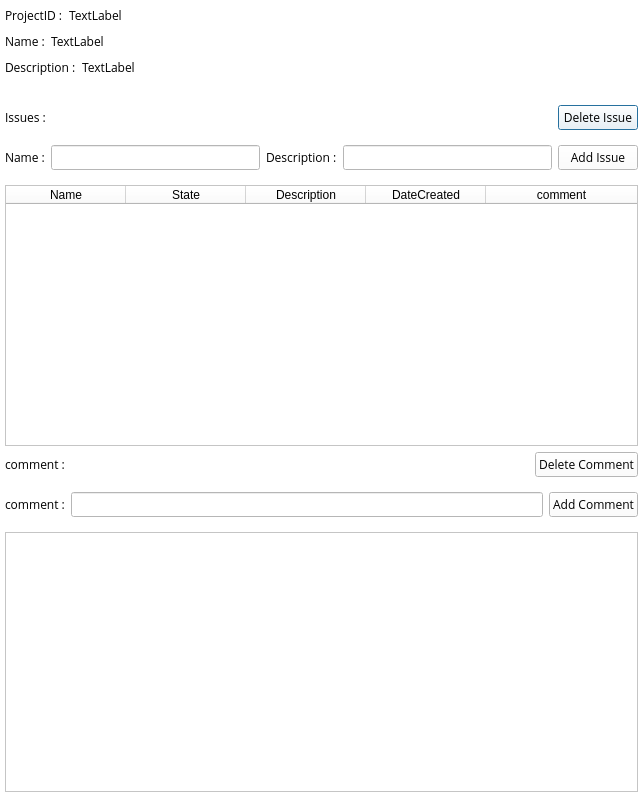
Above: proj_detail.ui from PROMLEE/Issue-Station before the change. Below: the same form after it.
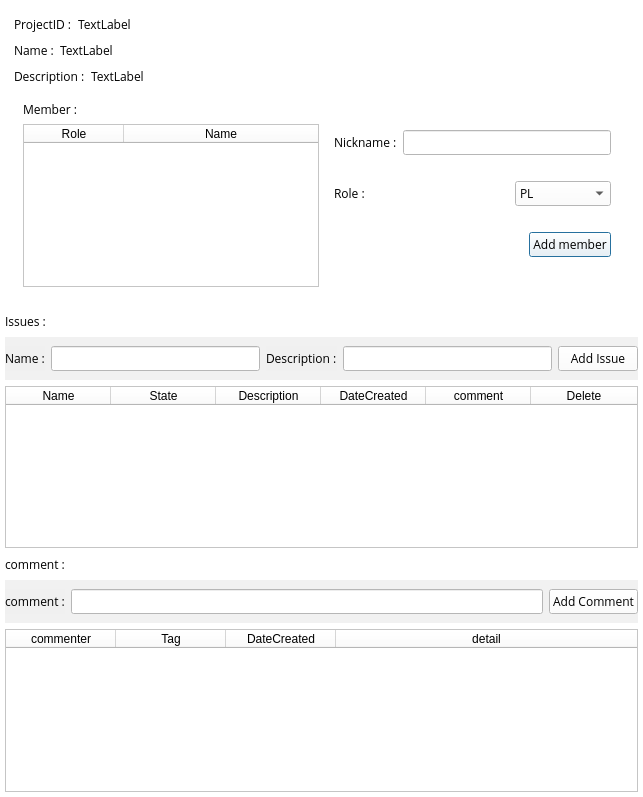
That is the form after the change.

Commit message: 이슈,코멘트만 남음

```diff
--- a/proj_detail.ui
+++ b/proj_detail.ui
@@ -42,10 +42,7 @@
      <property name="styleSheet">
       <string notr="true">background-color: #fff;</string>
      </property>
-     <layout class="QVBoxLayout" name="verticalLayout">
-      <property name="spacing">
-       <number>6</number>
-      </property>
+     <layout class="QGridLayout" name="gridLayout_2">
       <property name="leftMargin">
        <number>5</number>
       </property>
@@ -58,7 +55,49 @@
       <property name="bottomMargin">
        <number>5</number>
       </property>
+      <item row="2" column="0">
+       <layout class="QHBoxLayout" name="horizontalLayout_4">
       <item>
+         <widget class="QLabel" name="label_7">
+          <property name="font">
+           <font>
+            <family>Open Sans</family>
+           </font>
+          </property>
+          <property name="text">
+           <string>Issues :</string>
+          </property>
+         </widget>
+        </item>
+        <item>
+         <spacer name="horizontalSpacer_2">
+          <property name="orientation">
+           <enum>Qt::Horizontal</enum>
+          </property>
+          <property name="sizeHint" stdset="0">
+           <size>
+            <width>40</width>
+            <height>20</height>
+           </size>
+          </property>
+         </spacer>
+        </item>
+       </layout>
+      </item>
+      <item row="0" column="0">
+       <widget class="QWidget" name="widget_5" native="true">
+        <property name="styleSheet">
+         <string notr="true">QWidget#widget_5{
+	background-color: '#d5dee8';
+	border: none;
+	border-radius: 10px;
+}
+QWidget#widget_5 QLabel{
+	background-color: '#d5dee8';
+}</string>
+        </property>
+        <layout class="QGridLayout" name="gridLayout_3">
+         <item row="0" column="0">
        <layout class="QHBoxLayout" name="horizontalLayout">
         <item>
          <widget class="QLabel" name="label_6">
@@ -99,8 +138,8 @@
         </item>
        </layout>
       </item>
-      <item>
-       <layout class="QHBoxLayout" name="horizontalLayout_5">
+         <item row="1" column="0">
+          <layout class="QVBoxLayout" name="verticalLayout">
         <item>
          <layout class="QHBoxLayout" name="horizontalLayout_2">
           <item>
@@ -127,8 +166,6 @@
             </property>
            </widget>
           </item>
-         </layout>
-        </item>
         <item>
          <spacer name="horizontalSpacer_4">
           <property name="orientation">
@@ -144,7 +181,9 @@
         </item>
        </layout>
       </item>
-      <item>
+          </layout>
+         </item>
+         <item row="2" column="0">
        <layout class="QHBoxLayout" name="horizontalLayout_3">
         <item>
          <widget class="QLabel" name="label_4">
@@ -185,56 +224,169 @@
         </item>
        </layout>
       </item>
+         <item row="3" column="0">
+          <widget class="QWidget" name="widget_4" native="true">
+           <property name="styleSheet">
+            <string notr="true">QWidget#widget_4{
+	background-color: '#d5dee8';
+}</string>
+           </property>
+           <layout class="QGridLayout" name="gridLayout_4">
+            <item row="0" column="1">
+             <widget class="QWidget" name="widget_6" native="true">
+              <property name="styleSheet">
+               <string notr="true">QWidget#widget_6 {
+	background-color: 'white';
+	border-radius: 10px;
+}
+QWidget#widget_6 QLabel{
+	background-color: 'white';
+}
+QWidget#widget_6 QPushButton {
+	background-color: '#d5dee8';
+}
+</string>
+              </property>
+              <layout class="QVBoxLayout" name="verticalLayout_3">
+               <item>
+                <layout class="QHBoxLayout" name="horizontalLayout_5">
+                 <item>
+                  <widget class="QLabel" name="label_10">
+                   <property name="text">
+                    <string>Nickname :</string>
+                   </property>
+                  </widget>
+                 </item>
+                 <item>
+                  <widget class="QLineEdit" name="member_nickname"/>
+                 </item>
+                </layout>
+               </item>
+               <item>
+                <layout class="QHBoxLayout" name="horizontalLayout_9">
+                 <item>
+                  <widget class="QLabel" name="label_11">
+                   <property name="text">
+                    <string>Role :</string>
+                   </property>
+                  </widget>
+                 </item>
+                 <item>
+                  <spacer name="horizontalSpacer_7">
+                   <property name="orientation">
+                    <enum>Qt::Horizontal</enum>
+                   </property>
+                   <property name="sizeHint" stdset="0">
+                    <size>
+                     <width>40</width>
+                     <height>20</height>
+                    </size>
+                   </property>
+                  </spacer>
+                 </item>
+                 <item>
+                  <widget class="QComboBox" name="member_role">
+                   <item>
+                    <property name="text">
+                     <string>PL</string>
+                    </property>
+                   </item>
+                   <item>
+                    <property name="text">
+                     <string>TESTER</string>
+                    </property>
+                   </item>
+                   <item>
+                    <property name="text">
+                     <string>DEVELOPER</string>
+                    </property>
+                   </item>
+                  </widget>
+                 </item>
+                </layout>
+               </item>
+               <item>
+                <layout class="QHBoxLayout" name="horizontalLayout_10">
+                 <item>
+                  <spacer name="horizontalSpacer_6">
+                   <property name="orientation">
+                    <enum>Qt::Horizontal</enum>
+                   </property>
+                   <property name="sizeHint" stdset="0">
+                    <size>
+                     <width>40</width>
+                     <height>20</height>
+                    </size>
+                   </property>
+                  </spacer>
+                 </item>
+                 <item>
+                  <widget class="QPushButton" name="add_member_btn">
+                   <property name="text">
+                    <string>Add member</string>
+                   </property>
+                  </widget>
+                 </item>
+                </layout>
+               </item>
+              </layout>
+             </widget>
+            </item>
+            <item row="0" column="0">
+             <layout class="QVBoxLayout" name="verticalLayout_2">
       <item>
        <widget class="QLabel" name="label_3">
-        <property name="text">
-         <string/>
-        </property>
-       </widget>
-      </item>
-      <item>
-       <layout class="QHBoxLayout" name="horizontalLayout_4">
-        <item>
-         <widget class="QLabel" name="label_7">
           <property name="font">
            <font>
             <family>Open Sans</family>
            </font>
           </property>
           <property name="text">
-           <string>Issues :</string>
+                 <string>Member :</string>
           </property>
          </widget>
         </item>
         <item>
-         <spacer name="horizontalSpacer_2">
-          <property name="orientation">
-           <enum>Qt::Horizontal</enum>
-          </property>
-          <property name="sizeHint" stdset="0">
-           <size>
-            <width>40</width>
-            <height>20</height>
-           </size>
-          </property>
-         </spacer>
-        </item>
-        <item>
-         <widget class="QPushButton" name="delete_issue">
-          <property name="font">
-           <font>
-            <family>Open Sans</family>
-           </font>
-          </property>
+               <widget class="QTableWidget" name="member_table">
+                <attribute name="horizontalHeaderCascadingSectionResizes">
+                 <bool>false</bool>
+                </attribute>
+                <attribute name="horizontalHeaderShowSortIndicator" stdset="0">
+                 <bool>false</bool>
+                </attribute>
+                <attribute name="horizontalHeaderStretchLastSection">
+                 <bool>true</bool>
+                </attribute>
+                <column>
+                 <property name="text">
+                  <string>Role</string>
+                 </property>
+                </column>
+                <column>
           <property name="text">
-           <string>Delete Issue</string>
-          </property>
+                  <string>Name</string>
+                 </property>
+                </column>
          </widget>
         </item>
        </layout>
       </item>
-      <item>
+           </layout>
+          </widget>
+         </item>
+        </layout>
+       </widget>
+      </item>
+      <item row="3" column="0">
        <widget class="QWidget" name="widget_2" native="true">
+        <property name="styleSheet">
+         <string notr="true">QWidget#widget_2 {
+background-color : rgba(240,240,240,240);
+}
+QWidget#widget_2 QLabel{
+background-color : rgba(240,240,240,240);
+}</string>
+        </property>
         <layout class="QHBoxLayout" name="horizontalLayout_7">
          <property name="leftMargin">
           <number>0</number>
@@ -277,48 +429,7 @@
         </layout>
        </widget>
       </item>
-      <item>
-       <widget class="QTableWidget" name="tableWidget">
-        <attribute name="horizontalHeaderDefaultSectionSize">
-         <number>120</number>
-        </attribute>
-        <attribute name="horizontalHeaderStretchLastSection">
-         <bool>true</bool>
-        </attribute>
-        <attribute name="verticalHeaderShowSortIndicator" stdset="0">
-         <bool>false</bool>
-        </attribute>
-        <attribute name="verticalHeaderStretchLastSection">
-         <bool>false</bool>
-        </attribute>
-        <column>
-         <property name="text">
-          <string>Name</string>
-         </property>
-        </column>
-        <column>
-         <property name="text">
-          <string>State</string>
-         </property>
-        </column>
-        <column>
-         <property name="text">
-          <string>Description</string>
-         </property>
-        </column>
-        <column>
-         <property name="text">
-          <string>DateCreated</string>
-         </property>
-        </column>
-        <column>
-         <property name="text">
-          <string>comment</string>
-         </property>
-        </column>
-       </widget>
-      </item>
-      <item>
+      <item row="5" column="0">
        <layout class="QHBoxLayout" name="horizontalLayout_6">
         <item>
          <widget class="QLabel" name="label_8">
@@ -345,22 +456,18 @@
           </property>
          </spacer>
         </item>
-        <item>
-         <widget class="QPushButton" name="delete_comment">
-          <property name="font">
-           <font>
-            <family>Open Sans</family>
-           </font>
-          </property>
-          <property name="text">
-           <string>Delete Comment</string>
-          </property>
-         </widget>
-        </item>
        </layout>
       </item>
-      <item>
+      <item row="6" column="0">
        <widget class="QWidget" name="widget_3" native="true">
+        <property name="styleSheet">
+         <string notr="true">QWidget#widget_3 {
+background-color : rgba(240,240,240,240);
+}
+QWidget#widget_3 QLabel{
+background-color : rgba(240,240,240,240);
+}</string>
+        </property>
         <layout class="QHBoxLayout" name="horizontalLayout_8">
          <property name="leftMargin">
           <number>0</number>
@@ -393,8 +500,81 @@
         </layout>
        </widget>
       </item>
-      <item>
-       <widget class="QTableWidget" name="tableWidget_2"/>
+      <item row="4" column="0">
+       <widget class="QTableWidget" name="tableWidget">
+        <attribute name="horizontalHeaderDefaultSectionSize">
+         <number>105</number>
+        </attribute>
+        <attribute name="horizontalHeaderStretchLastSection">
+         <bool>true</bool>
+        </attribute>
+        <attribute name="verticalHeaderShowSortIndicator" stdset="0">
+         <bool>false</bool>
+        </attribute>
+        <attribute name="verticalHeaderStretchLastSection">
+         <bool>false</bool>
+        </attribute>
+        <column>
+         <property name="text">
+          <string>Name</string>
+         </property>
+        </column>
+        <column>
+         <property name="text">
+          <string>State</string>
+         </property>
+        </column>
+        <column>
+         <property name="text">
+          <string>Description</string>
+         </property>
+        </column>
+        <column>
+         <property name="text">
+          <string>DateCreated</string>
+         </property>
+        </column>
+        <column>
+         <property name="text">
+          <string>comment</string>
+         </property>
+        </column>
+        <column>
+         <property name="text">
+          <string>Delete</string>
+         </property>
+        </column>
+       </widget>
+      </item>
+      <item row="7" column="0">
+       <widget class="QTableWidget" name="tableWidget_2">
+        <attribute name="horizontalHeaderDefaultSectionSize">
+         <number>110</number>
+        </attribute>
+        <attribute name="horizontalHeaderStretchLastSection">
+         <bool>true</bool>
+        </attribute>
+        <column>
+         <property name="text">
+          <string>commenter</string>
+         </property>
+        </column>
+        <column>
+         <property name="text">
+          <string>Tag</string>
+         </property>
+        </column>
+        <column>
+         <property name="text">
+          <string>DateCreated</string>
+         </property>
+        </column>
+        <column>
+         <property name="text">
+          <string>detail</string>
+         </property>
+        </column>
+       </widget>
       </item>
      </layout>
     </widget>
```
Lines whose indentation alone changed are shown as unchanged. The commit also changes 2 other files.
